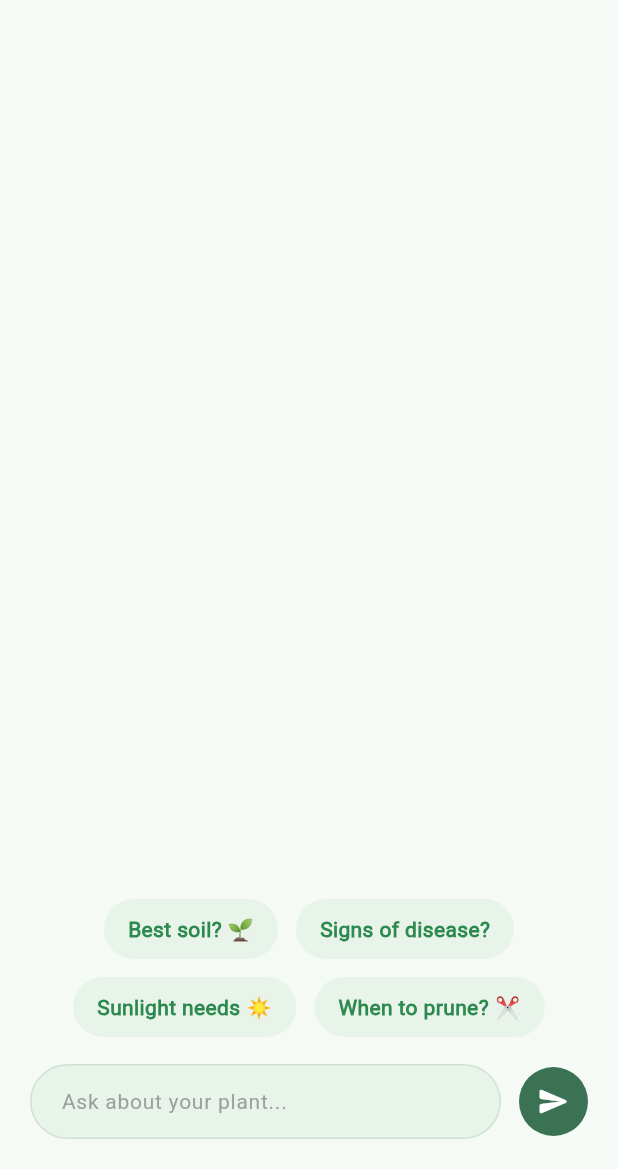
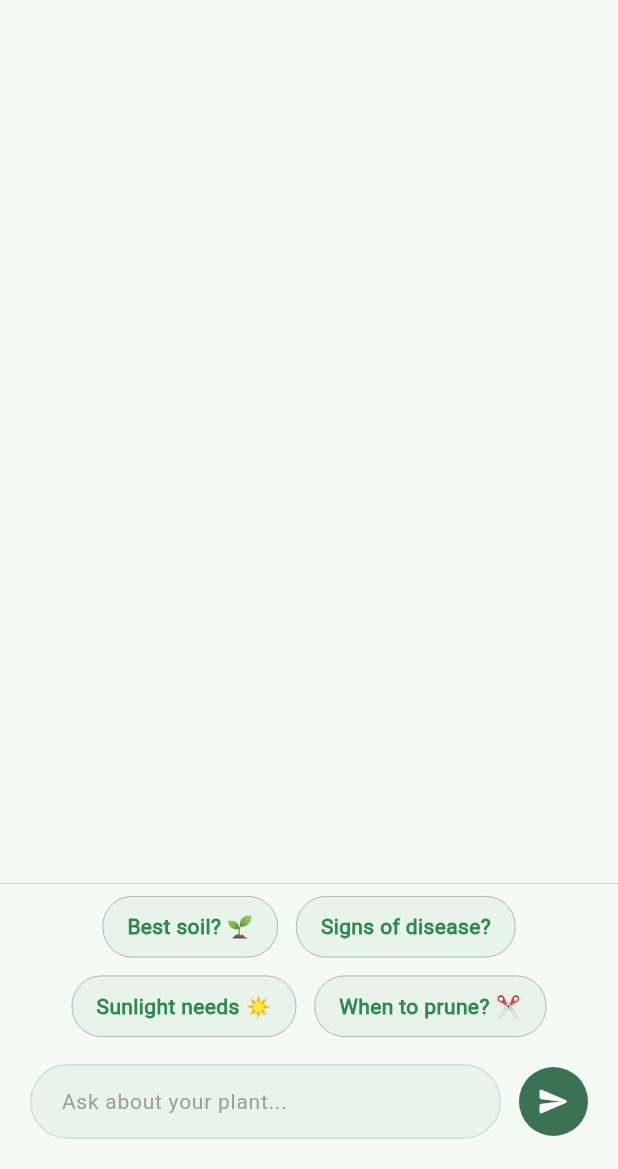
Before and after one commit to BaselElazaly/Agri-Ropot, a Flutter app: the _AiChatView screen opened directly, on a phone screen of 412 x 824 dp, the part 67-1236 px from its top. Run offline on Flutter 3.47's test engine with Material 3 defaults, Android fonts, the phone set to English and light mode, and no system bars; our stand-ins replace animate_do, bloc, buildcondition, cached_network_image, camera, cloud_firestore and 14 more; missing offline and left inert: string_similarity; accounts and stored records are empty; network calls fail.

Commit message:
feat: integrate AI chat assistant with context awareness

```diff
--- a/lib/modules/Ai_Chat/ai_chat_screen.dart
+++ b/lib/modules/Ai_Chat/ai_chat_screen.dart
@@ -114,7 +114,8 @@ class _AiChatViewState extends State<_AiChatView> {
       ),
       body: BlocConsumer<ChatCubit, ChatStates>(
         listener: (context, state) {
-          if (state is ChatMessageSendingState || state is ChatMessageSuccessState) {
+          if (state is ChatMessageSendingState ||
+              state is ChatMessageSuccessState) {
             _scrollToBottom();
           }
         },
@@ -129,9 +130,11 @@ class _AiChatViewState extends State<_AiChatView> {
                   controller: _scrollController,
                   padding: const EdgeInsets.all(20),
                   physics: const BouncingScrollPhysics(),
-                  itemCount: cubit.messages.length + (state is ChatMessageSendingState ? 1 : 0),
+                  itemCount: cubit.messages.length +
+                      (state is ChatMessageSendingState ? 1 : 0),
                   itemBuilder: (context, index) {
-                    if (index == cubit.messages.length && state is ChatMessageSendingState) {
+                    if (index == cubit.messages.length &&
+                        state is ChatMessageSendingState) {
                       return _buildTypingIndicator();
                     }
                     final message = cubit.messages[index];
@@ -160,8 +163,16 @@ class _AiChatViewState extends State<_AiChatView> {
   Widget _buildSuggestionsArea(ChatCubit cubit) {
     return Container(
       width: double.infinity, // عشان ياخد العرض كله والـ Wrap يسنترهم
+      padding: const EdgeInsets.symmetric(horizontal: 16, vertical: 8),
+      decoration: BoxDecoration(
+        border: const Border(
+          top: BorderSide(
+            color: Colors.grey,
+            width: 0.3,
+          ),
+        ),
         color: const Color(0xFFF6FAF6), // نفس لون الخلفية
-      padding: const EdgeInsets.symmetric(horizontal: 16, vertical: 8),
+      ),
       child: Wrap(
         alignment: WrapAlignment.center, // توسيط الاقتراحات في الشاشة
         spacing: 12, // المسافة الأفقية بين كل زرار والتاني
@@ -178,7 +189,7 @@ class _AiChatViewState extends State<_AiChatView> {
                 color: const Color(0xFFE8F3EA),
                 borderRadius: BorderRadius.circular(20),
                 // إطار خفيف جداً لو حابب تبرزه أكتر
-                border: Border.all(color: Colors.transparent, width: 0),
+                border: Border.all(color: Colors.grey, width: 0.5),
               ),
               child: Text(
                 suggestion,
@@ -195,6 +206,7 @@ class _AiChatViewState extends State<_AiChatView> {
       ),
     );
   }
+
   // ويدجت إدخال النص بعد تعديل الألوان
   Widget _buildInputArea(BuildContext context, ChatCubit cubit) {
     return Container(
@@ -218,13 +230,15 @@ class _AiChatViewState extends State<_AiChatView> {
                   textSelectionTheme: const TextSelectionThemeData(
                     cursorColor: Color(0xFF3B7254), // لون مؤشر الكتابة
                     selectionColor: Color(0xFFCDE2D2), // لون تظليل النص
-                    selectionHandleColor: Color(0xFF3B7254), // لون النقطتين بتوع النسخ
+                    selectionHandleColor:
+                        Color(0xFF3B7254), // لون النقطتين بتوع النسخ
                   ),
                 ),
                 child: TextField(
                   controller: _msgController,
                   cursorColor: const Color(0xFF3B7254), // تأكيد على لون المؤشر
-                  style: const TextStyle(color: Colors.black87), // لون النص المكتوب
+                  style: const TextStyle(
+                      color: Colors.black87), // لون النص المكتوب
                   decoration: const InputDecoration(
                     hintText: "Ask about your plant...",
                     hintStyle: TextStyle(color: Colors.grey, fontSize: 14),
@@ -254,13 +268,15 @@ class _AiChatViewState extends State<_AiChatView> {
                 color: Color(0xFF3B7254),
                 shape: BoxShape.circle,
               ),
-              child: const Icon(Icons.send_rounded, color: Colors.white, size: 22),
+              child:
+                  const Icon(Icons.send_rounded, color: Colors.white, size: 22),
             ),
           ),
         ],
       ),
     );
   }
+
   // ويدجت فقاعة الرسالة (Chat Bubble)
   Widget _buildMessageBubble(ChatMessage message) {
     bool isMe = message.isUser;
@@ -268,7 +284,8 @@ class _AiChatViewState extends State<_AiChatView> {
     return Padding(
       padding: const EdgeInsets.only(bottom: 20.0),
       child: Row(
-        mainAxisAlignment: isMe ? MainAxisAlignment.end : MainAxisAlignment.start,
+        mainAxisAlignment:
+            isMe ? MainAxisAlignment.end : MainAxisAlignment.start,
         crossAxisAlignment: CrossAxisAlignment.end,
         children: [
           if (!isMe) ...[
@@ -287,12 +304,18 @@ class _AiChatViewState extends State<_AiChatView> {
             child: Container(
               padding: const EdgeInsets.symmetric(horizontal: 18, vertical: 14),
               decoration: BoxDecoration(
-                color: isMe ? const Color(0xFF3B7254) : Colors.white, // ألوان مطابقة للصورة
+                color: isMe
+                    ? const Color(0xFF3B7254)
+                    : Colors.white, // ألوان مطابقة للصورة
                 borderRadius: BorderRadius.only(
                   topLeft: const Radius.circular(20),
                   topRight: const Radius.circular(20),
-                  bottomLeft: isMe ? const Radius.circular(20) : const Radius.circular(5),
-                  bottomRight: isMe ? const Radius.circular(5) : const Radius.circular(20),
+                  bottomLeft: isMe
+                      ? const Radius.circular(20)
+                      : const Radius.circular(5),
+                  bottomRight: isMe
+                      ? const Radius.circular(5)
+                      : const Radius.circular(20),
                 ),
                 boxShadow: isMe
                     ? []
@@ -376,10 +399,12 @@ class _AiChatViewState extends State<_AiChatView> {
   }
 
   Widget _dotAnimation(int delay) {
-    return Flash( // استبدلنا FadeIn بـ Flash
+    return Flash(
+      // استبدلنا FadeIn بـ Flash
       delay: Duration(milliseconds: delay),
       infinite: true, // دلوقتي هتشتغل بدون أي مشاكل
-      duration: const Duration(milliseconds: 1000), // تقدر تتحكم في سرعة النبضة من هنا
+      duration: const Duration(
+          milliseconds: 1000), // تقدر تتحكم في سرعة النبضة من هنا
       child: Container(
         width: 6,
         height: 6,
```
Also changed, not shown: lib/modules/home/plant details/plant_details_screen.dart (+15 -26 lines), lib/modules/settings/settings_screen.dart (+8 -8 lines), lib/modules/splash/splash_screen.dart (+24 -2 lines), assets/images/AiChat.jpeg (added), assets/images/AiConfidence.png (added). Lines whose indentation alone changed are shown as unchanged.
